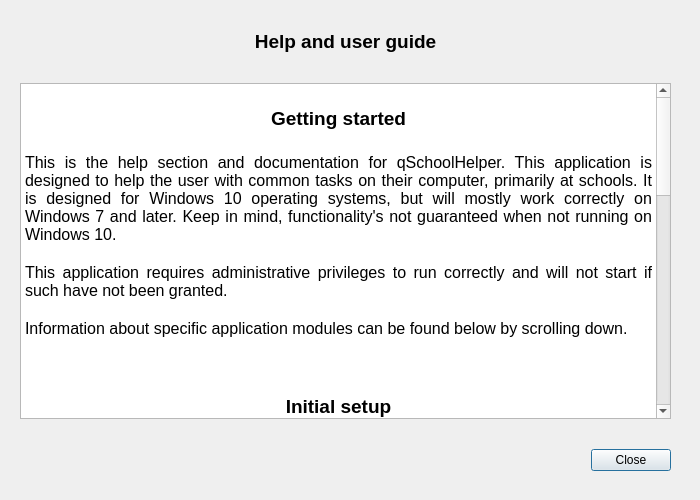
The window that ui/help_dialog.ui (Atrate/qSchoolHelper) describes before a commit, drawn with Qt 5.
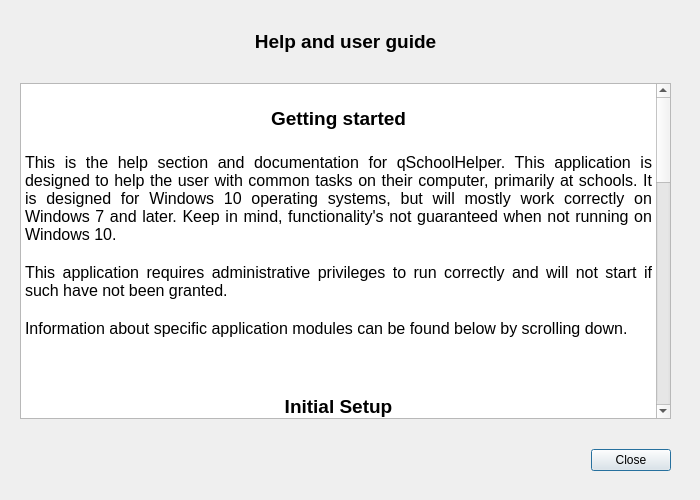
The same window after the commit.

Commit message: Add Problem Solver section to help

```diff
--- a/ui/help_dialog.ui
+++ b/ui/help_dialog.ui
@@ -106,44 +106,49 @@
        <string>&lt;!DOCTYPE HTML PUBLIC &quot;-//W3C//DTD HTML 4.0//EN&quot; &quot;http://www.w3.org/TR/REC-html40/strict.dtd&quot;&gt;
 &lt;html&gt;&lt;head&gt;&lt;meta name=&quot;qrichtext&quot; content=&quot;1&quot; /&gt;&lt;style type=&quot;text/css&quot;&gt;
 p, li { white-space: pre-wrap; }
-&lt;/style&gt;&lt;/head&gt;&lt;body style=&quot; font-family:'Cantarell'; font-size:12pt; font-weight:400; font-style:normal;&quot;&gt;
-&lt;p align=&quot;center&quot; style=&quot;-qt-paragraph-type:empty; margin-top:0px; margin-bottom:0px; margin-left:0px; margin-right:0px; -qt-block-indent:0; text-indent:0px;&quot;&gt;&lt;br /&gt;&lt;/p&gt;
-&lt;p align=&quot;center&quot; style=&quot; margin-top:0px; margin-bottom:0px; margin-left:0px; margin-right:0px; -qt-block-indent:0; text-indent:0px;&quot;&gt;&lt;span style=&quot; font-size:14pt; font-weight:600;&quot;&gt;Getting started&lt;/span&gt;&lt;/p&gt;
-&lt;p align=&quot;center&quot; style=&quot;-qt-paragraph-type:empty; margin-top:0px; margin-bottom:0px; margin-left:0px; margin-right:0px; -qt-block-indent:0; text-indent:0px; font-size:14pt; font-weight:600;&quot;&gt;&lt;br /&gt;&lt;/p&gt;
-&lt;p align=&quot;justify&quot; style=&quot; margin-top:0px; margin-bottom:0px; margin-left:0px; margin-right:0px; -qt-block-indent:0; text-indent:0px;&quot;&gt;This is the help section and documentation for qSchoolHelper. This application is designed to help the user with common tasks on their computer, primarily at schools. It is designed for Windows 10 operating systems, but will mostly work correctly on Windows 7 and later. Keep in mind, functionality's not guaranteed when not running on Windows 10.&lt;/p&gt;
-&lt;p align=&quot;justify&quot; style=&quot;-qt-paragraph-type:empty; margin-top:0px; margin-bottom:0px; margin-left:0px; margin-right:0px; -qt-block-indent:0; text-indent:0px;&quot;&gt;&lt;br /&gt;&lt;/p&gt;
-&lt;p align=&quot;justify&quot; style=&quot; margin-top:0px; margin-bottom:0px; margin-left:0px; margin-right:0px; -qt-block-indent:0; text-indent:0px;&quot;&gt;This application requires administrative privileges to run correctly and will not start if such have not been granted.&lt;/p&gt;
-&lt;p align=&quot;justify&quot; style=&quot;-qt-paragraph-type:empty; margin-top:0px; margin-bottom:0px; margin-left:0px; margin-right:0px; -qt-block-indent:0; text-indent:0px;&quot;&gt;&lt;br /&gt;&lt;/p&gt;
-&lt;p align=&quot;justify&quot; style=&quot; margin-top:0px; margin-bottom:0px; margin-left:0px; margin-right:0px; -qt-block-indent:0; text-indent:0px;&quot;&gt;Information about specific application modules can be found below by scrolling down.&lt;/p&gt;
-&lt;p align=&quot;justify&quot; style=&quot;-qt-paragraph-type:empty; margin-top:0px; margin-bottom:0px; margin-left:0px; margin-right:0px; -qt-block-indent:0; text-indent:0px;&quot;&gt;&lt;br /&gt;&lt;/p&gt;
-&lt;p align=&quot;justify&quot; style=&quot;-qt-paragraph-type:empty; margin-top:0px; margin-bottom:0px; margin-left:0px; margin-right:0px; -qt-block-indent:0; text-indent:0px;&quot;&gt;&lt;br /&gt;&lt;/p&gt;
-&lt;p style=&quot;-qt-paragraph-type:empty; margin-top:0px; margin-bottom:0px; margin-left:0px; margin-right:0px; -qt-block-indent:0; text-indent:0px;&quot;&gt;&lt;br /&gt;&lt;/p&gt;
-&lt;p align=&quot;center&quot; style=&quot; margin-top:0px; margin-bottom:0px; margin-left:0px; margin-right:0px; -qt-block-indent:0; text-indent:0px;&quot;&gt;&lt;span style=&quot; font-size:14pt; font-weight:600;&quot;&gt;Initial setup&lt;/span&gt;&lt;/p&gt;
-&lt;p align=&quot;center&quot; style=&quot;-qt-paragraph-type:empty; margin-top:0px; margin-bottom:0px; margin-left:0px; margin-right:0px; -qt-block-indent:0; text-indent:0px; font-size:14pt; font-weight:600;&quot;&gt;&lt;br /&gt;&lt;/p&gt;
-&lt;p align=&quot;justify&quot; style=&quot; margin-top:0px; margin-bottom:0px; margin-left:0px; margin-right:0px; -qt-block-indent:0; text-indent:0px;&quot;&gt;The &lt;span style=&quot; font-style:italic;&quot;&gt;Initial Setup &lt;/span&gt;function's purpose is get the system from an initial, unconfigured state, to a quicker working system with essential software preinstalled. It does so by disabling several unnecessary system services, cleaning the system (in the same way the Cleaner does) and installing all necessary software.&lt;/p&gt;
-&lt;p align=&quot;justify&quot; style=&quot;-qt-paragraph-type:empty; margin-top:0px; margin-bottom:0px; margin-left:0px; margin-right:0px; -qt-block-indent:0; text-indent:0px;&quot;&gt;&lt;br /&gt;&lt;/p&gt;
-&lt;p align=&quot;justify&quot; style=&quot; margin-top:0px; margin-bottom:0px; margin-left:0px; margin-right:0px; -qt-block-indent:0; text-indent:0px;&quot;&gt;To use the rest of the program, the &lt;span style=&quot; font-style:italic;&quot;&gt;Initial Setup&lt;/span&gt; function will need to have been run at least once. If you wish to bypass that, you can create a text file named &amp;quot;initial_setup_done.txt&amp;quot; in C:\ProgramData\qSchoolCleaner.&lt;/p&gt;
-&lt;p align=&quot;justify&quot; style=&quot;-qt-paragraph-type:empty; margin-top:0px; margin-bottom:0px; margin-left:0px; margin-right:0px; -qt-block-indent:0; text-indent:0px;&quot;&gt;&lt;br /&gt;&lt;/p&gt;
-&lt;p align=&quot;justify&quot; style=&quot;-qt-paragraph-type:empty; margin-top:0px; margin-bottom:0px; margin-left:0px; margin-right:0px; -qt-block-indent:0; text-indent:0px;&quot;&gt;&lt;br /&gt;&lt;/p&gt;
-&lt;p align=&quot;justify&quot; style=&quot;-qt-paragraph-type:empty; margin-top:0px; margin-bottom:0px; margin-left:0px; margin-right:0px; -qt-block-indent:0; text-indent:0px;&quot;&gt;&lt;br /&gt;&lt;/p&gt;
-&lt;p align=&quot;center&quot; style=&quot; margin-top:0px; margin-bottom:0px; margin-left:0px; margin-right:0px; -qt-block-indent:0; text-indent:0px;&quot;&gt;&lt;span style=&quot; font-size:14pt; font-weight:600;&quot;&gt;Cleaner&lt;/span&gt;&lt;/p&gt;
-&lt;p align=&quot;center&quot; style=&quot;-qt-paragraph-type:empty; margin-top:0px; margin-bottom:0px; margin-left:0px; margin-right:0px; -qt-block-indent:0; text-indent:0px; font-size:14pt; font-weight:600;&quot;&gt;&lt;br /&gt;&lt;/p&gt;
-&lt;p align=&quot;justify&quot; style=&quot; margin-top:0px; margin-bottom:0px; margin-left:0px; margin-right:0px; -qt-block-indent:0; text-indent:0px;&quot;&gt;The &lt;span style=&quot; font-style:italic;&quot;&gt;Cleaner&lt;/span&gt;'s main aim is to remove unneeded files (mostly caches and temporary files) from the computer's drive in order to make it more responsive and free up disk space. The cleaner also removes all .bat and .cmd files from all users' desktops, due to the high frequency of student &amp;quot;pranks&amp;quot; based on creating rogue .bat and .cmd files. &lt;/p&gt;
-&lt;p align=&quot;justify&quot; style=&quot;-qt-paragraph-type:empty; margin-top:0px; margin-bottom:0px; margin-left:0px; margin-right:0px; -qt-block-indent:0; text-indent:0px;&quot;&gt;&lt;br /&gt;&lt;/p&gt;
-&lt;p align=&quot;justify&quot; style=&quot; margin-top:0px; margin-bottom:0px; margin-left:0px; margin-right:0px; -qt-block-indent:0; text-indent:0px;&quot;&gt;The &lt;span style=&quot; font-style:italic;&quot;&gt;Cleaner&lt;/span&gt; achieves its goal by using a software package called &lt;span style=&quot; font-style:italic;&quot;&gt;BleachBit&lt;/span&gt; to clean temporary files and caches quickly and responsibly.&lt;/p&gt;
-&lt;p style=&quot;-qt-paragraph-type:empty; margin-top:0px; margin-bottom:0px; margin-left:0px; margin-right:0px; -qt-block-indent:0; text-indent:0px;&quot;&gt;&lt;br /&gt;&lt;/p&gt;
-&lt;p style=&quot;-qt-paragraph-type:empty; margin-top:0px; margin-bottom:0px; margin-left:0px; margin-right:0px; -qt-block-indent:0; text-indent:0px;&quot;&gt;&lt;br /&gt;&lt;/p&gt;
-&lt;p style=&quot;-qt-paragraph-type:empty; margin-top:0px; margin-bottom:0px; margin-left:0px; margin-right:0px; -qt-block-indent:0; text-indent:0px;&quot;&gt;&lt;br /&gt;&lt;/p&gt;
-&lt;p align=&quot;center&quot; style=&quot; margin-top:0px; margin-bottom:0px; margin-left:0px; margin-right:0px; -qt-block-indent:0; text-indent:0px;&quot;&gt;&lt;span style=&quot; font-size:14pt; font-weight:600;&quot;&gt;Software installer&lt;/span&gt;&lt;/p&gt;
-&lt;p align=&quot;center&quot; style=&quot;-qt-paragraph-type:empty; margin-top:0px; margin-bottom:0px; margin-left:0px; margin-right:0px; -qt-block-indent:0; text-indent:0px; font-size:14pt; font-weight:600;&quot;&gt;&lt;br /&gt;&lt;/p&gt;
-&lt;p align=&quot;justify&quot; style=&quot; margin-top:0px; margin-bottom:0px; margin-left:0px; margin-right:0px; -qt-block-indent:0; text-indent:0px;&quot;&gt;The &lt;span style=&quot; font-style:italic;&quot;&gt;Software Installer&lt;/span&gt;'s purpose is to help the user to install missing software packages that would be required for a correct functioning of the system in a school environment. These software packages include:&lt;/p&gt;
-&lt;p align=&quot;justify&quot; style=&quot; margin-top:0px; margin-bottom:0px; margin-left:0px; margin-right:0px; -qt-block-indent:0; text-indent:0px;&quot;&gt;–  Adobe Reader;&lt;/p&gt;
-&lt;p align=&quot;justify&quot; style=&quot; margin-top:0px; margin-bottom:0px; margin-left:0px; margin-right:0px; -qt-block-indent:0; text-indent:0px;&quot;&gt;–  LibreOffice;&lt;/p&gt;
-&lt;p align=&quot;justify&quot; style=&quot; margin-top:0px; margin-bottom:0px; margin-left:0px; margin-right:0px; -qt-block-indent:0; text-indent:0px;&quot;&gt;–  Mozilla Firefox;&lt;/p&gt;
-&lt;p align=&quot;justify&quot; style=&quot; margin-top:0px; margin-bottom:0px; margin-left:0px; margin-right:0px; -qt-block-indent:0; text-indent:0px;&quot;&gt;–  PowerPoint Viewer;&lt;/p&gt;
-&lt;p align=&quot;justify&quot; style=&quot; margin-top:0px; margin-bottom:0px; margin-left:0px; margin-right:0px; -qt-block-indent:0; text-indent:0px;&quot;&gt;–  VLC Media Player.&lt;/p&gt;
-&lt;p align=&quot;justify&quot; style=&quot;-qt-paragraph-type:empty; margin-top:0px; margin-bottom:0px; margin-left:0px; margin-right:0px; -qt-block-indent:0; text-indent:0px;&quot;&gt;&lt;br /&gt;&lt;/p&gt;
-&lt;p align=&quot;justify&quot; style=&quot; margin-top:0px; margin-bottom:0px; margin-left:0px; margin-right:0px; -qt-block-indent:0; text-indent:0px;&quot;&gt;These applications will automatically be installed when &lt;span style=&quot; font-style:italic;&quot;&gt;Initial Setup&lt;/span&gt; is run and can be reinstalled by using the &lt;span style=&quot; font-style:italic;&quot;&gt;Software Installer&lt;/span&gt; when needed.&lt;/p&gt;&lt;/body&gt;&lt;/html&gt;</string>
+&lt;/style&gt;&lt;/head&gt;&lt;body style=&quot; font-family:'Lato'; font-size:10pt; font-weight:504; font-style:normal;&quot;&gt;
+&lt;p align=&quot;center&quot; style=&quot;-qt-paragraph-type:empty; margin-top:0px; margin-bottom:0px; margin-left:0px; margin-right:0px; -qt-block-indent:0; text-indent:0px; font-family:'Cantarell'; font-size:12pt; font-weight:400;&quot;&gt;&lt;br /&gt;&lt;/p&gt;
+&lt;p align=&quot;center&quot; style=&quot; margin-top:0px; margin-bottom:0px; margin-left:0px; margin-right:0px; -qt-block-indent:0; text-indent:0px;&quot;&gt;&lt;span style=&quot; font-family:'Cantarell'; font-size:14pt; font-weight:600;&quot;&gt;Getting started&lt;/span&gt;&lt;/p&gt;
+&lt;p align=&quot;center&quot; style=&quot;-qt-paragraph-type:empty; margin-top:0px; margin-bottom:0px; margin-left:0px; margin-right:0px; -qt-block-indent:0; text-indent:0px; font-family:'Cantarell'; font-size:14pt; font-weight:600;&quot;&gt;&lt;br /&gt;&lt;/p&gt;
+&lt;p align=&quot;justify&quot; style=&quot; margin-top:0px; margin-bottom:0px; margin-left:0px; margin-right:0px; -qt-block-indent:0; text-indent:0px;&quot;&gt;&lt;span style=&quot; font-family:'Cantarell'; font-size:12pt; font-weight:400;&quot;&gt;This is the help section and documentation for qSchoolHelper. This application is designed to help the user with common tasks on their computer, primarily at schools. It is designed for Windows 10 operating systems, but will mostly work correctly on Windows 7 and later. Keep in mind, functionality's not guaranteed when not running on Windows 10.&lt;/span&gt;&lt;/p&gt;
+&lt;p align=&quot;justify&quot; style=&quot;-qt-paragraph-type:empty; margin-top:0px; margin-bottom:0px; margin-left:0px; margin-right:0px; -qt-block-indent:0; text-indent:0px; font-family:'Cantarell'; font-size:12pt; font-weight:400;&quot;&gt;&lt;br /&gt;&lt;/p&gt;
+&lt;p align=&quot;justify&quot; style=&quot; margin-top:0px; margin-bottom:0px; margin-left:0px; margin-right:0px; -qt-block-indent:0; text-indent:0px;&quot;&gt;&lt;span style=&quot; font-family:'Cantarell'; font-size:12pt; font-weight:400;&quot;&gt;This application requires administrative privileges to run correctly and will not start if such have not been granted.&lt;/span&gt;&lt;/p&gt;
+&lt;p align=&quot;justify&quot; style=&quot;-qt-paragraph-type:empty; margin-top:0px; margin-bottom:0px; margin-left:0px; margin-right:0px; -qt-block-indent:0; text-indent:0px; font-family:'Cantarell'; font-size:12pt; font-weight:400;&quot;&gt;&lt;br /&gt;&lt;/p&gt;
+&lt;p align=&quot;justify&quot; style=&quot; margin-top:0px; margin-bottom:0px; margin-left:0px; margin-right:0px; -qt-block-indent:0; text-indent:0px;&quot;&gt;&lt;span style=&quot; font-family:'Cantarell'; font-size:12pt; font-weight:400;&quot;&gt;Information about specific application modules can be found below by scrolling down.&lt;/span&gt;&lt;/p&gt;
+&lt;p align=&quot;justify&quot; style=&quot;-qt-paragraph-type:empty; margin-top:0px; margin-bottom:0px; margin-left:0px; margin-right:0px; -qt-block-indent:0; text-indent:0px; font-family:'Cantarell'; font-size:12pt; font-weight:400;&quot;&gt;&lt;br /&gt;&lt;/p&gt;
+&lt;p align=&quot;justify&quot; style=&quot;-qt-paragraph-type:empty; margin-top:0px; margin-bottom:0px; margin-left:0px; margin-right:0px; -qt-block-indent:0; text-indent:0px; font-family:'Cantarell'; font-size:12pt; font-weight:400;&quot;&gt;&lt;br /&gt;&lt;/p&gt;
+&lt;p style=&quot;-qt-paragraph-type:empty; margin-top:0px; margin-bottom:0px; margin-left:0px; margin-right:0px; -qt-block-indent:0; text-indent:0px; font-family:'Cantarell'; font-size:12pt; font-weight:400;&quot;&gt;&lt;br /&gt;&lt;/p&gt;
+&lt;p align=&quot;center&quot; style=&quot; margin-top:0px; margin-bottom:0px; margin-left:0px; margin-right:0px; -qt-block-indent:0; text-indent:0px;&quot;&gt;&lt;span style=&quot; font-family:'Cantarell'; font-size:14pt; font-weight:600;&quot;&gt;Initial Setup&lt;/span&gt;&lt;/p&gt;
+&lt;p align=&quot;center&quot; style=&quot;-qt-paragraph-type:empty; margin-top:0px; margin-bottom:0px; margin-left:0px; margin-right:0px; -qt-block-indent:0; text-indent:0px; font-family:'Cantarell'; font-size:14pt; font-weight:600;&quot;&gt;&lt;br /&gt;&lt;/p&gt;
+&lt;p align=&quot;justify&quot; style=&quot; margin-top:0px; margin-bottom:0px; margin-left:0px; margin-right:0px; -qt-block-indent:0; text-indent:0px;&quot;&gt;&lt;span style=&quot; font-family:'Cantarell'; font-size:12pt; font-weight:400;&quot;&gt;The &lt;/span&gt;&lt;span style=&quot; font-family:'Cantarell'; font-size:12pt; font-weight:400; font-style:italic;&quot;&gt;Initial Setup &lt;/span&gt;&lt;span style=&quot; font-family:'Cantarell'; font-size:12pt; font-weight:400;&quot;&gt;function's purpose is get the system from an initial, unconfigured state, to a quicker working system with essential software preinstalled. It does so by disabling several unnecessary system services, cleaning the system (in the same way the Cleaner does) and installing all necessary software.&lt;/span&gt;&lt;/p&gt;
+&lt;p align=&quot;justify&quot; style=&quot;-qt-paragraph-type:empty; margin-top:0px; margin-bottom:0px; margin-left:0px; margin-right:0px; -qt-block-indent:0; text-indent:0px; font-family:'Cantarell'; font-size:12pt; font-weight:400;&quot;&gt;&lt;br /&gt;&lt;/p&gt;
+&lt;p align=&quot;justify&quot; style=&quot; margin-top:0px; margin-bottom:0px; margin-left:0px; margin-right:0px; -qt-block-indent:0; text-indent:0px;&quot;&gt;&lt;span style=&quot; font-family:'Cantarell'; font-size:12pt; font-weight:400;&quot;&gt;To use the rest of the program, the &lt;/span&gt;&lt;span style=&quot; font-family:'Cantarell'; font-size:12pt; font-weight:400; font-style:italic;&quot;&gt;Initial Setup&lt;/span&gt;&lt;span style=&quot; font-family:'Cantarell'; font-size:12pt; font-weight:400;&quot;&gt; function will need to have been run at least once. If you wish to bypass that, you can create a text file named &amp;quot;initial_setup_done.txt&amp;quot; in C:\ProgramData\qSchoolCleaner\.&lt;/span&gt;&lt;/p&gt;
+&lt;p align=&quot;justify&quot; style=&quot;-qt-paragraph-type:empty; margin-top:0px; margin-bottom:0px; margin-left:0px; margin-right:0px; -qt-block-indent:0; text-indent:0px; font-family:'Cantarell'; font-size:12pt; font-weight:400;&quot;&gt;&lt;br /&gt;&lt;/p&gt;
+&lt;p align=&quot;justify&quot; style=&quot;-qt-paragraph-type:empty; margin-top:0px; margin-bottom:0px; margin-left:0px; margin-right:0px; -qt-block-indent:0; text-indent:0px; font-family:'Cantarell'; font-size:12pt; font-weight:400;&quot;&gt;&lt;br /&gt;&lt;/p&gt;
+&lt;p align=&quot;justify&quot; style=&quot;-qt-paragraph-type:empty; margin-top:0px; margin-bottom:0px; margin-left:0px; margin-right:0px; -qt-block-indent:0; text-indent:0px; font-family:'Cantarell'; font-size:12pt; font-weight:400;&quot;&gt;&lt;br /&gt;&lt;/p&gt;
+&lt;p align=&quot;center&quot; style=&quot; margin-top:0px; margin-bottom:0px; margin-left:0px; margin-right:0px; -qt-block-indent:0; text-indent:0px;&quot;&gt;&lt;span style=&quot; font-family:'Cantarell'; font-size:14pt; font-weight:600;&quot;&gt;Cleaner&lt;/span&gt;&lt;/p&gt;
+&lt;p align=&quot;center&quot; style=&quot;-qt-paragraph-type:empty; margin-top:0px; margin-bottom:0px; margin-left:0px; margin-right:0px; -qt-block-indent:0; text-indent:0px; font-family:'Cantarell'; font-size:14pt; font-weight:600;&quot;&gt;&lt;br /&gt;&lt;/p&gt;
+&lt;p align=&quot;justify&quot; style=&quot; margin-top:0px; margin-bottom:0px; margin-left:0px; margin-right:0px; -qt-block-indent:0; text-indent:0px;&quot;&gt;&lt;span style=&quot; font-family:'Cantarell'; font-size:12pt; font-weight:400;&quot;&gt;The &lt;/span&gt;&lt;span style=&quot; font-family:'Cantarell'; font-size:12pt; font-weight:400; font-style:italic;&quot;&gt;Cleaner&lt;/span&gt;&lt;span style=&quot; font-family:'Cantarell'; font-size:12pt; font-weight:400;&quot;&gt;'s main aim is to remove unneeded files (mostly caches and temporary files) from the computer's drive in order to make it more responsive and free up disk space. The cleaner also removes all .bat and .cmd files from all users' desktops, due to the high frequency of student &amp;quot;pranks&amp;quot; based on creating rogue .bat and .cmd files. &lt;/span&gt;&lt;/p&gt;
+&lt;p align=&quot;justify&quot; style=&quot;-qt-paragraph-type:empty; margin-top:0px; margin-bottom:0px; margin-left:0px; margin-right:0px; -qt-block-indent:0; text-indent:0px; font-family:'Cantarell'; font-size:12pt; font-weight:400;&quot;&gt;&lt;br /&gt;&lt;/p&gt;
+&lt;p align=&quot;justify&quot; style=&quot; margin-top:0px; margin-bottom:0px; margin-left:0px; margin-right:0px; -qt-block-indent:0; text-indent:0px;&quot;&gt;&lt;span style=&quot; font-family:'Cantarell'; font-size:12pt; font-weight:400;&quot;&gt;The &lt;/span&gt;&lt;span style=&quot; font-family:'Cantarell'; font-size:12pt; font-weight:400; font-style:italic;&quot;&gt;Cleaner&lt;/span&gt;&lt;span style=&quot; font-family:'Cantarell'; font-size:12pt; font-weight:400;&quot;&gt; achieves its goal by using a software package called &lt;/span&gt;&lt;span style=&quot; font-family:'Cantarell'; font-size:12pt; font-weight:400; font-style:italic;&quot;&gt;BleachBit&lt;/span&gt;&lt;span style=&quot; font-family:'Cantarell'; font-size:12pt; font-weight:400;&quot;&gt; to clean temporary files and caches quickly and responsibly.&lt;/span&gt;&lt;/p&gt;
+&lt;p style=&quot;-qt-paragraph-type:empty; margin-top:0px; margin-bottom:0px; margin-left:0px; margin-right:0px; -qt-block-indent:0; text-indent:0px; font-family:'Cantarell'; font-size:12pt; font-weight:400;&quot;&gt;&lt;br /&gt;&lt;/p&gt;
+&lt;p style=&quot;-qt-paragraph-type:empty; margin-top:0px; margin-bottom:0px; margin-left:0px; margin-right:0px; -qt-block-indent:0; text-indent:0px; font-family:'Cantarell'; font-size:12pt; font-weight:400;&quot;&gt;&lt;br /&gt;&lt;/p&gt;
+&lt;p style=&quot;-qt-paragraph-type:empty; margin-top:0px; margin-bottom:0px; margin-left:0px; margin-right:0px; -qt-block-indent:0; text-indent:0px; font-family:'Cantarell'; font-size:12pt; font-weight:400;&quot;&gt;&lt;br /&gt;&lt;/p&gt;
+&lt;p align=&quot;center&quot; style=&quot; margin-top:0px; margin-bottom:0px; margin-left:0px; margin-right:0px; -qt-block-indent:0; text-indent:0px;&quot;&gt;&lt;span style=&quot; font-family:'Cantarell'; font-size:14pt; font-weight:600;&quot;&gt;Software Installer&lt;/span&gt;&lt;/p&gt;
+&lt;p align=&quot;center&quot; style=&quot;-qt-paragraph-type:empty; margin-top:0px; margin-bottom:0px; margin-left:0px; margin-right:0px; -qt-block-indent:0; text-indent:0px; font-family:'Cantarell'; font-size:14pt; font-weight:600;&quot;&gt;&lt;br /&gt;&lt;/p&gt;
+&lt;p align=&quot;justify&quot; style=&quot; margin-top:0px; margin-bottom:0px; margin-left:0px; margin-right:0px; -qt-block-indent:0; text-indent:0px;&quot;&gt;&lt;span style=&quot; font-family:'Cantarell'; font-size:12pt; font-weight:400;&quot;&gt;The &lt;/span&gt;&lt;span style=&quot; font-family:'Cantarell'; font-size:12pt; font-weight:400; font-style:italic;&quot;&gt;Software Installer&lt;/span&gt;&lt;span style=&quot; font-family:'Cantarell'; font-size:12pt; font-weight:400;&quot;&gt;'s purpose is to help the user to install missing software packages that would be required for a correct functioning of the system in a school environment. These software packages include:&lt;/span&gt;&lt;/p&gt;
+&lt;p align=&quot;justify&quot; style=&quot; margin-top:0px; margin-bottom:0px; margin-left:0px; margin-right:0px; -qt-block-indent:0; text-indent:0px;&quot;&gt;&lt;span style=&quot; font-family:'Cantarell'; font-size:12pt; font-weight:400;&quot;&gt;–  Adobe Reader;&lt;/span&gt;&lt;/p&gt;
+&lt;p align=&quot;justify&quot; style=&quot; margin-top:0px; margin-bottom:0px; margin-left:0px; margin-right:0px; -qt-block-indent:0; text-indent:0px;&quot;&gt;&lt;span style=&quot; font-family:'Cantarell'; font-size:12pt; font-weight:400;&quot;&gt;–  LibreOffice;&lt;/span&gt;&lt;/p&gt;
+&lt;p align=&quot;justify&quot; style=&quot; margin-top:0px; margin-bottom:0px; margin-left:0px; margin-right:0px; -qt-block-indent:0; text-indent:0px;&quot;&gt;&lt;span style=&quot; font-family:'Cantarell'; font-size:12pt; font-weight:400;&quot;&gt;–  Mozilla Firefox;&lt;/span&gt;&lt;/p&gt;
+&lt;p align=&quot;justify&quot; style=&quot; margin-top:0px; margin-bottom:0px; margin-left:0px; margin-right:0px; -qt-block-indent:0; text-indent:0px;&quot;&gt;&lt;span style=&quot; font-family:'Cantarell'; font-size:12pt; font-weight:400;&quot;&gt;–  PowerPoint Viewer;&lt;/span&gt;&lt;/p&gt;
+&lt;p align=&quot;justify&quot; style=&quot; margin-top:0px; margin-bottom:0px; margin-left:0px; margin-right:0px; -qt-block-indent:0; text-indent:0px;&quot;&gt;&lt;span style=&quot; font-family:'Cantarell'; font-size:12pt; font-weight:400;&quot;&gt;–  VLC Media Player.&lt;/span&gt;&lt;/p&gt;
+&lt;p align=&quot;justify&quot; style=&quot;-qt-paragraph-type:empty; margin-top:0px; margin-bottom:0px; margin-left:0px; margin-right:0px; -qt-block-indent:0; text-indent:0px; font-family:'Cantarell'; font-size:12pt; font-weight:400;&quot;&gt;&lt;br /&gt;&lt;/p&gt;
+&lt;p align=&quot;justify&quot; style=&quot; margin-top:0px; margin-bottom:0px; margin-left:0px; margin-right:0px; -qt-block-indent:0; text-indent:0px;&quot;&gt;&lt;span style=&quot; font-family:'Cantarell'; font-size:12pt; font-weight:400;&quot;&gt;These applications will automatically be installed when &lt;/span&gt;&lt;span style=&quot; font-family:'Cantarell'; font-size:12pt; font-weight:400; font-style:italic;&quot;&gt;Initial Setup&lt;/span&gt;&lt;span style=&quot; font-family:'Cantarell'; font-size:12pt; font-weight:400;&quot;&gt; is run and can be reinstalled by using the &lt;/span&gt;&lt;span style=&quot; font-family:'Cantarell'; font-size:12pt; font-weight:400; font-style:italic;&quot;&gt;Software Installer&lt;/span&gt;&lt;span style=&quot; font-family:'Cantarell'; font-size:12pt; font-weight:400;&quot;&gt; when needed.&lt;/span&gt;&lt;/p&gt;
+&lt;p align=&quot;justify&quot; style=&quot;-qt-paragraph-type:empty; margin-top:0px; margin-bottom:0px; margin-left:0px; margin-right:0px; -qt-block-indent:0; text-indent:0px; font-family:'Cantarell'; font-size:12pt; font-weight:400;&quot;&gt;&lt;br /&gt;&lt;/p&gt;
+&lt;p align=&quot;justify&quot; style=&quot;-qt-paragraph-type:empty; margin-top:0px; margin-bottom:0px; margin-left:0px; margin-right:0px; -qt-block-indent:0; text-indent:0px; font-family:'Cantarell'; font-size:12pt; font-weight:400;&quot;&gt;&lt;br /&gt;&lt;/p&gt;
+&lt;p align=&quot;center&quot; style=&quot; margin-top:0px; margin-bottom:0px; margin-left:0px; margin-right:0px; -qt-block-indent:0; text-indent:0px;&quot;&gt;&lt;span style=&quot; font-family:'Cantarell'; font-size:14pt; font-weight:600;&quot;&gt;Problem Solver&lt;/span&gt;&lt;/p&gt;
+&lt;p style=&quot;-qt-paragraph-type:empty; margin-top:0px; margin-bottom:0px; margin-left:0px; margin-right:0px; -qt-block-indent:0; text-indent:0px; font-family:'Cantarell'; font-size:14pt; font-weight:600;&quot;&gt;&lt;br /&gt;&lt;/p&gt;
+&lt;p style=&quot; margin-top:0px; margin-bottom:0px; margin-left:0px; margin-right:0px; -qt-block-indent:0; text-indent:0px;&quot;&gt;&lt;span style=&quot; font-family:'Cantarell'; font-size:12pt; font-weight:400;&quot;&gt;The &lt;/span&gt;&lt;span style=&quot; font-family:'Cantarell'; font-size:12pt; font-weight:400; font-style:italic;&quot;&gt;Problem Solver&lt;/span&gt;&lt;span style=&quot; font-family:'Cantarell'; font-size:12pt; font-weight:400;&quot;&gt;'s purpose is to help the user with commonly encountered problems while using the computer. It does so by presenting the user with four problematic scenarios and then walks the user through common troubleshooting steps that should help in most cases.&lt;/span&gt;&lt;/p&gt;&lt;/body&gt;&lt;/html&gt;</string>
       </property>
      </widget>
     </item>
```
